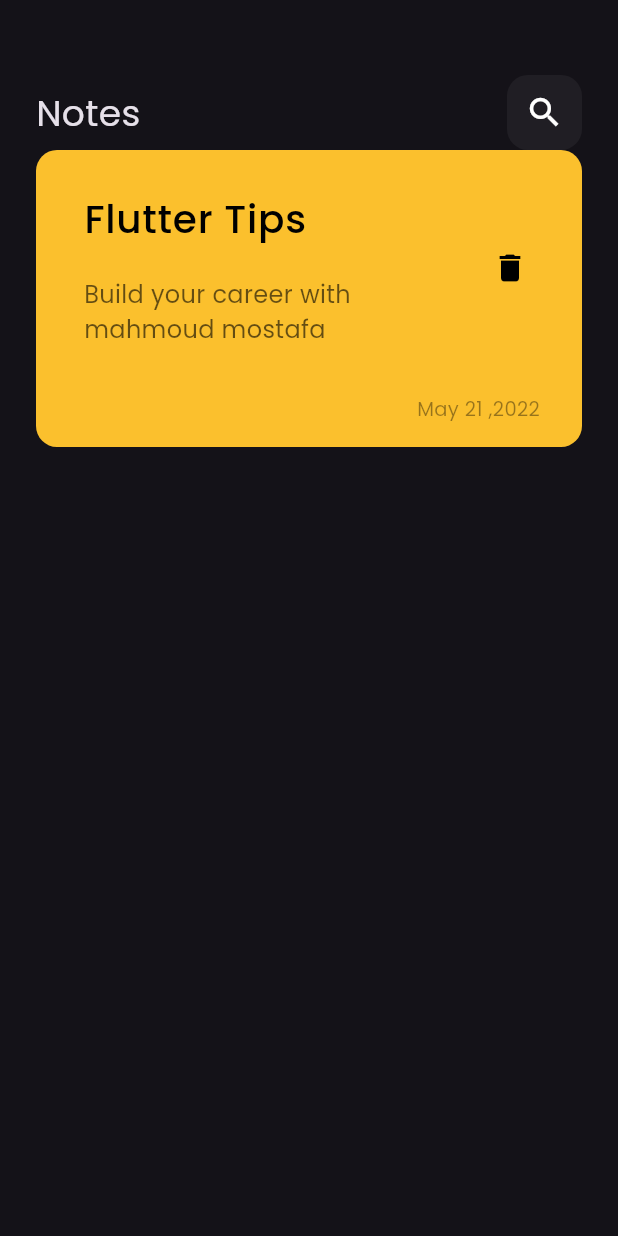
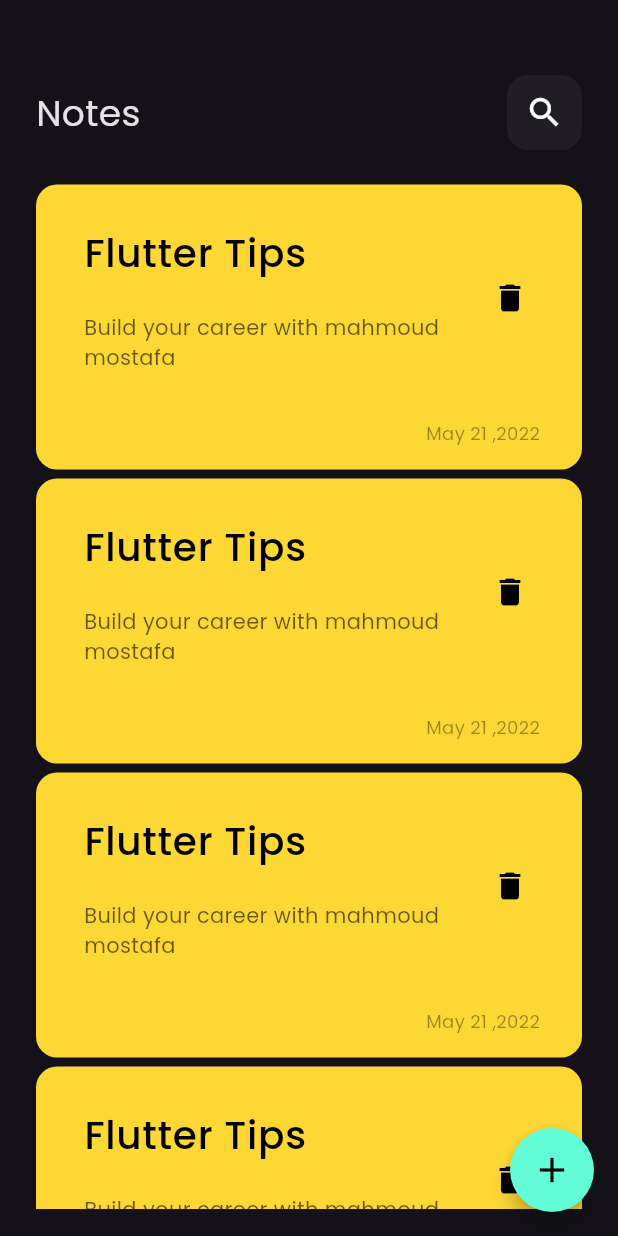
Before and after one commit to mahmoudmstafa/notes_app, a Flutter app: the screen it shows after launch, on a phone screen of 412 x 824 dp. Run offline on Flutter 3.47's test engine with Material 3 defaults, Android fonts, the phone set to English and light mode, and no system bars.

Commit message:
finish ui

```diff
--- a/analysis_options.yaml
+++ b/analysis_options.yaml
@@ -21,6 +21,9 @@ linter:
   # `// ignore_for_file: name_of_lint` syntax on the line or in the file
   # producing the lint.
   rules:
+    prefer_const_constructors: true
+    prefer_const_literals_to_create_immutables: true
+    prefer_final_locals: true
     # avoid_print: false  # Uncomment to disable the `avoid_print` rule
     # prefer_single_quotes: true  # Uncomment to enable the `prefer_single_quotes` rule
 
--- /dev/null
+++ b/lib/constants.dart
@@ -0,0 +1,7 @@
+
+
+
+import 'package:flutter/material.dart';
+
+
+const Color kPrimaryColor = Color(0xff62FCD7) ;
--- a/lib/main.dart
+++ b/lib/main.dart
@@ -6,7 +6,7 @@ import 'package:notes_app/views/notes_view.dart';
 
 void main()
 {
-  runApp(NotesApp()) ;
+  runApp(const NotesApp()) ;
 }
 class NotesApp extends StatelessWidget {
   const NotesApp({super.key});
@@ -19,6 +19,12 @@ class NotesApp extends StatelessWidget {
         fontFamily: 'Poppins',
         brightness: Brightness.dark ,
       ),
+      builder: (context, child) {
+        return GestureDetector(
+          onTap: () => FocusScope.of(context).unfocus(),
+            child: child ,
+        );
+      },
       home: const NotesView(),
     );
   }
--- a/lib/views/notes_view.dart
+++ b/lib/views/notes_view.dart
@@ -1,18 +1,39 @@
+import 'package:flutter/material.dart';
+import 'package:notes_app/constants.dart';
 
-
-
-
-import 'package:flutter/material.dart';
-
+import '../widgets/add_modal_button_sheet.dart';
 import '../widgets/notes_view_body.dart';
-
 
 class NotesView extends StatelessWidget {
   const NotesView({super.key});
+
   @override
   Widget build(BuildContext context) {
     return Scaffold(
-      body: NotesViewBody() ,
-    ) ;
+      floatingActionButton: FloatingActionButton(
+
+        backgroundColor: kPrimaryColor,
+        shape: OutlineInputBorder(
+          borderRadius: BorderRadius.circular(50),
+          borderSide: const BorderSide(
+            color: Colors.transparent,
+          ),
+        ),
+        onPressed: () {
+          showModalBottomSheet(
+            context: context,
+            builder: (context) {
+              return const AddModalButtonSheet();
+            },
+          );
+        },
+        child: const Icon(
+          Icons.add,
+          color: Colors.black,
+          size: 28,
+        ),
+      ),
+      body:  const NotesViewBody(),
+    );
   }
 }
--- a/lib/widgets/custom_app_bar.dart
+++ b/lib/widgets/custom_app_bar.dart
@@ -3,20 +3,23 @@ import 'package:flutter/material.dart';
 import 'custom_search_icon.dart';
 
 class CustomAppBar extends StatelessWidget {
-  const CustomAppBar({super.key});
-
+   const CustomAppBar({super.key, required this.title, required this.appBarIcon});
+   final String title ;
+  final IconData appBarIcon ;
   @override
   Widget build(BuildContext context) {
     return Row(
       children: [
         Text(
-          'Notes',
-          style: TextStyle(
+          title ,
+          style: const TextStyle(
             fontSize: 24,
           ),
         ),
-        Spacer(),
-        CustomSearchIcon(),
+        const Spacer(),
+        CustomSearchIcon(
+          appBarIcon: appBarIcon ,
+        ),
       ],
     );
   }
--- a/lib/widgets/custom_notes_item.dart
+++ b/lib/widgets/custom_notes_item.dart
@@ -1,30 +1,43 @@
 import 'package:flutter/material.dart';
+import 'package:notes_app/views/edit_notes_view.dart';
 
 class CustomNotesItem extends StatelessWidget {
   const CustomNotesItem({super.key});
 
   @override
   Widget build(BuildContext context) {
-    return Container(
+    return GestureDetector(
+      onTap: () {
+        Navigator.push(
+          context,
+          MaterialPageRoute(
+            builder: (context) {
+              return const EditNotesView();
+            },
+          ),
+        );
+      },
+      child: Container(
+        margin: const EdgeInsets.symmetric(vertical: 3),
         padding: const EdgeInsets.only(
-        left: 16 ,
-        top: 18 ,
-        bottom: 16 ,
+          left: 16,
+          top: 18,
+          bottom: 16,
         ),
         decoration: BoxDecoration(
-        color: Colors.yellow[700],
+          color: Colors.yellow[600],
           borderRadius: BorderRadius.circular(14),
         ),
         child: Column(
           crossAxisAlignment: CrossAxisAlignment.end,
           children: [
             ListTile(
-            title: Text(
+              title: const Text(
                 'Flutter Tips',
                 style: TextStyle(
                   color: Colors.black,
                   fontSize: 26,
-                fontWeight: FontWeight.w500 ,
+                  fontWeight: FontWeight.w500,
                 ),
               ),
               subtitle: Padding(
@@ -33,13 +46,13 @@ class CustomNotesItem extends StatelessWidget {
                   'Build your career with mahmoud mostafa',
                   style: TextStyle(
                     color: Colors.black.withOpacity(.6),
-                  fontSize: 16,
+                    fontSize: 14,
                   ),
                 ),
               ),
               trailing: IconButton(
                 onPressed: () {},
-              icon: Icon(
+                icon: const Icon(
                   Icons.delete,
                   color: Colors.black,
                   size: 24,
@@ -47,17 +60,18 @@ class CustomNotesItem extends StatelessWidget {
               ),
             ),
             Padding(
-            padding: const EdgeInsets.only(right: 28.0 , top: 24),
+              padding: const EdgeInsets.only(right: 28.0, top: 24),
               child: Text(
                 'May 21 ,2022',
                 style: TextStyle(
                   color: Colors.black.withOpacity(.4),
-                fontSize: 13 ,
+                  fontSize: 12,
                 ),
               ),
             ),
           ],
         ),
+      ),
     );
   }
 }
--- a/lib/widgets/custom_search_icon.dart
+++ b/lib/widgets/custom_search_icon.dart
@@ -1,24 +1,23 @@
-
-
 import 'package:flutter/material.dart';
-
 
 class CustomSearchIcon extends StatelessWidget {
   const CustomSearchIcon({
-    super.key,
+    super.key, required this.appBarIcon,
   });
-
+  final IconData appBarIcon ;
   @override
   Widget build(BuildContext context) {
     return Container(
-      width: 50 ,
-      height: 50 ,
+      width: 50,
+      height: 50,
       decoration: BoxDecoration(
         borderRadius: BorderRadius.circular(14),
-        color: Colors.white.withOpacity(.05) ,
+        color: Colors.white.withOpacity(.05),
       ),
-      child: Icon(Icons.search ,
-        size: 26,),
+      child: Icon(
+        appBarIcon ,
+        size: 26,
+      ),
     );
   }
 }
--- /dev/null
+++ b/lib/widgets/notes_list_view.dart
@@ -0,0 +1,25 @@
+
+
+
+import 'package:flutter/material.dart';
+
+import 'custom_notes_item.dart';
+
+
+
+class NotesListView extends StatelessWidget {
+  const NotesListView({super.key});
+
+  @override
+  Widget build(BuildContext context) {
+    return Padding(
+      padding: const EdgeInsets.only(bottom: 18.0 , top: 10),
+      child: ListView.builder(
+        padding: EdgeInsets.zero,
+        itemCount: 20 ,
+        itemBuilder: (context, index) {
+        return const CustomNotesItem() ;
+      },),
+    );
+  }
+}
--- a/lib/widgets/notes_view_body.dart
+++ b/lib/widgets/notes_view_body.dart
@@ -1,26 +1,31 @@
-
 
 import 'package:flutter/material.dart';
 
 import 'custom_app_bar.dart';
-import 'custom_notes_item.dart';
-
-
+import 'notes_list_view.dart';
 
 class NotesViewBody extends StatelessWidget {
   const NotesViewBody({super.key});
 
   @override
   Widget build(BuildContext context) {
-    return Padding(
-      padding: const EdgeInsets.symmetric(horizontal: 24.0),
+    return const Padding(
+      padding: EdgeInsets.symmetric(horizontal: 24.0),
       child: Column(
         children: [
           SizedBox(
-            height: 50 ,
+            height: 50,
+          ),
+          CustomAppBar(
+            title: 'Notes',
+            appBarIcon: Icons.search ,
+          ),
+          SizedBox(
+            height: 10,
           ) ,
-          CustomAppBar() ,
-          CustomNotesItem() ,
+          Expanded(
+            child: NotesListView(),
+          ),
         ],
       ),
     );
--- a/pubspec.yaml
+++ b/pubspec.yaml
@@ -77,8 +77,6 @@ flutter:
      - family: Poppins
        fonts:
          - asset: assets/fonts/Poppins-Regular.ttf
-         - asset: fonts/Schyler-Italic.ttf
-           style: italic
   #   - family: Trajan Pro
   #     fonts:
   #       - asset: fonts/TrajanPro.ttf
```
Also changed, not shown: lib/views/edit_notes_view.dart (added, +16 -0 lines), lib/widgets/add_modal_button_sheet.dart (added, +39 -0 lines), lib/widgets/custom_button.dart (added, +30 -0 lines), lib/widgets/custom_text_field.dart (added, +42 -0 lines), lib/widgets/edit_notes_view_body.dart (added, +45 -0 lines). Lines whose indentation alone changed are shown as unchanged.
